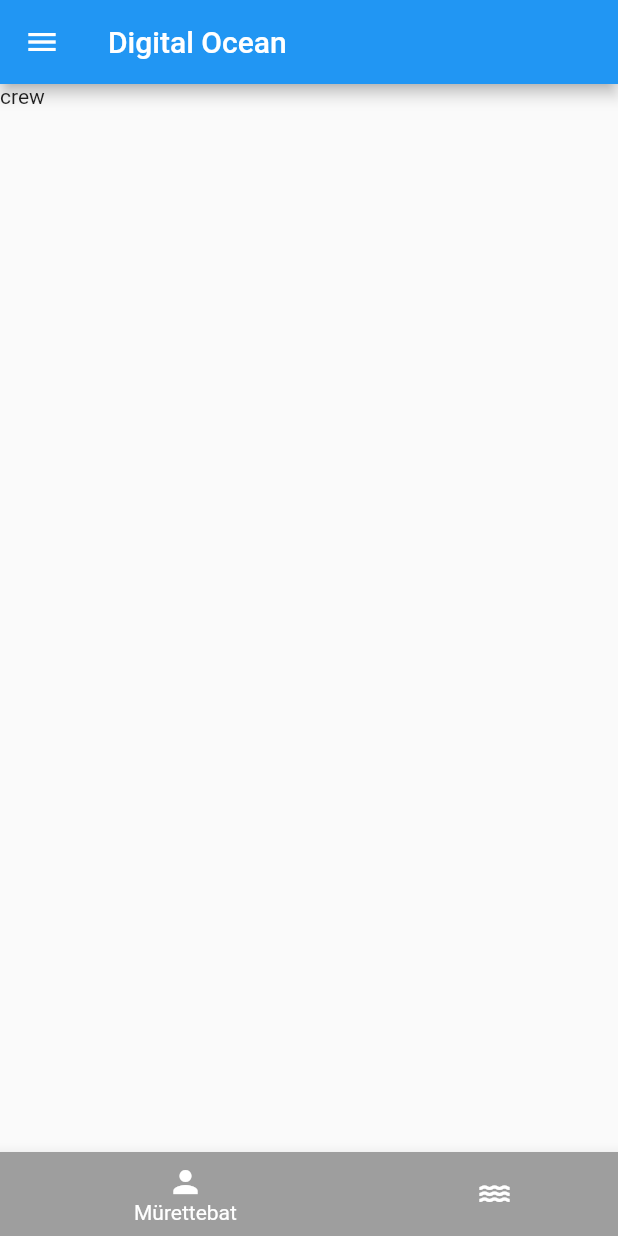
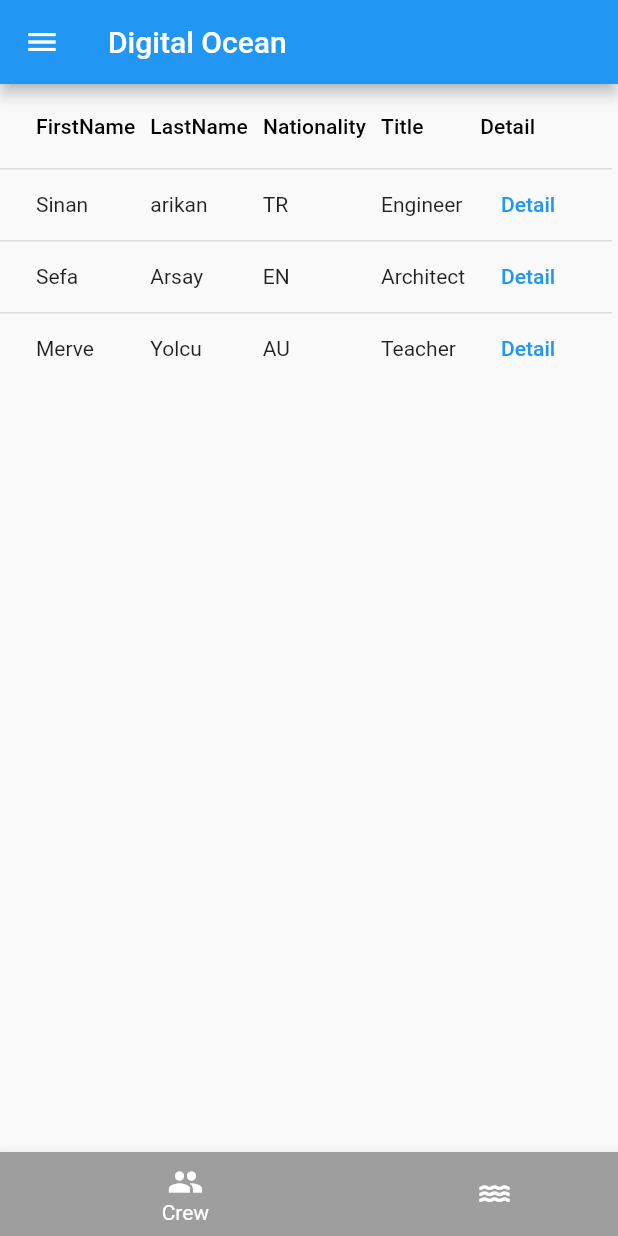
Before and after one commit to msinan058/CrewMarineAPP, a Flutter app: the screen it shows after launch, on a phone screen of 412 x 824 dp. Run offline on Flutter 3.47's test engine with Material 2 defaults, Android fonts, the phone set to English and light mode, and no system bars; our stand-ins replace get, google_maps_flutter.

Commit message:
CrewPage Made

```diff
--- a/lib/Controllers/Languages.dart
+++ b/lib/Controllers/Languages.dart
@@ -6,27 +6,35 @@ class LanguageTokens extends Translations {
   @override
   Map<String, Map<String, String>> get keys => {
         'en': {
-          'firstName': 'First Name',
-          'lastName': 'Last Name',
+          'firstName': 'FirstName',
+          'lastName': 'LastName',
           'title': 'Title',
           'nationality': 'Nationality',
-          'certificates ': 'Certificates',
+          'certificates': 'Certificates',
           'changeLanguage': 'Change Language',
           'vessel': 'Vessel',
           'crew': 'Crew',
           'marine': 'Marine',
+          'detail': 'Detail',
+          'crewdetailPage': 'Crew Detail Page',
+          'certificatename': 'Certificates Name',
+          'certificatedate': 'Certificates Date',
         },
         'tr': {
           'firstName': 'İsim',
           'lastName': 'Soyad',
           'title': 'Ünvan',
           'nationality': 'Milliyet',
-          'certificates ': 'Sertifika',
+          'certificates': 'Sertifikalar',
           'changeLanguage': 'Dil Değiştir',
           'Contracts': 'Sözleşmeler',
           'vessel': 'Gemi',
           'crew': 'Mürettebat',
+          'crewdetailPage': 'Mürettebat Detay Sayfası',
           'marine': 'Deniz',
+          'detail': 'Detay',
+          'certificatename': 'Sertifika İsmi',
+          'certificatedate': 'Sertifika Tarihi',
         },
       };
 }
--- a/lib/Models/fakeData.dart
+++ b/lib/Models/fakeData.dart
@@ -2,41 +2,41 @@
 
 import 'package:flutter_application_1/Models/crewModel.dart';
 
-List<CrewModel> crewModel = <CrewModel>[];
+List<CrewModel> crewList = <CrewModel>[];
 
 class FakeData {
   FakeData() {
-    crewModel.add(CrewModel(
+    crewList.add(CrewModel(
         firstName: "Sinan",
         lastName: "arikan",
         title: "Engineer",
         nationality: "TR",
         certificates: [
-          Certificates("certificateDate", "certificateName"),
-          Certificates("certificateDate", "certificateName"),
-          Certificates("certificateDate", "certificateName")
+          Certificates("01.06.2018", "Sertifika 1"),
+          Certificates("01.02.01.06.2020", "Sertifika 2"),
         ]));
 
-    crewModel.add(CrewModel(
+    crewList.add(CrewModel(
         firstName: "Sefa",
-        lastName: "arikan",
-        title: "Engineer",
-        nationality: "TR",
+        lastName: "Arsay",
+        title: "Architect",
+        nationality: "EN",
         certificates: [
-          Certificates("certificateDate", "certificateName"),
-          Certificates("certificateDate", "certificateName"),
-          Certificates("certificateDate", "certificateName")
+          Certificates("01.06.2018", "Sertifika 1"),
+          Certificates("01.02.01.06.2020", "Sertifika 2"),
+          Certificates("01.06.2018", "Sertifika 3"),
+          Certificates("01.06.2022", "Sertifika 4"),
         ]));
 
-    crewModel.add(CrewModel(
+    crewList.add(CrewModel(
         firstName: "Merve",
-        lastName: "arikan",
-        title: "Engineer",
-        nationality: "TR",
+        lastName: "Yolcu",
+        title: "Teacher",
+        nationality: "AU",
         certificates: [
-          Certificates("certificateDate", "certificateName"),
-          Certificates("certificateDate", "certificateName"),
-          Certificates("certificateDate", "certificateName")
+          Certificates("01.06.2018", "Sertifika 1"),
+          Certificates("01.02.2013", "Sertifika 2"),
+          Certificates("01.06.2020", "Sertifika 3")
         ]));
   }
 }
--- a/lib/Pages/CrewPage.dart
+++ b/lib/Pages/CrewPage.dart
@@ -2,6 +2,8 @@
 
 import 'package:flutter/material.dart';
 import 'package:flutter_application_1/Models/fakeData.dart';
+import 'package:flutter_application_1/Pages/CrewDetailPage.dart';
+import 'package:get/get.dart';
 
 class CrewPage extends StatefulWidget {
   const CrewPage({Key? key}) : super(key: key);
@@ -13,8 +15,48 @@ class CrewPage extends StatefulWidget {
 class _CrewPageState extends State<CrewPage> {
   @override
   Widget build(BuildContext context) {
-    return Container(
-      child: Text("crew"),
-    );
+    return DataTable(
+        columnSpacing: 10,
+        columns: [
+          DataColumn(
+            label: Text("firstName".tr),
+          ),
+          DataColumn(
+            label: Text("lastName".tr),
+          ),
+          DataColumn(
+            label: Text("nationality".tr),
+          ),
+          DataColumn(
+            label: Text("title".tr),
+          ),
+          DataColumn(
+            label: Text("detail".tr),
+          ),
+        ],
+        rows: crewList.map((crew) {
+          return DataRow(cells: [
+            DataCell(
+              Text(crew.firstName!),
+            ),
+            DataCell(
+              Text(crew.lastName!),
+            ),
+            DataCell(
+              Text(crew.nationality!),
+            ),
+            DataCell(
+              Text(crew.title!),
+            ),
+            DataCell(
+              TextButton(
+                child: Text("detail".tr),
+                onPressed: () {
+                  Get.to(const CrewDetailPage());
+                },
+              ),
+            ),
+          ]);
+        }).toList());
   }
 }
--- a/lib/main.dart
+++ b/lib/main.dart
@@ -6,6 +6,7 @@ import 'package:flutter_application_1/Pages/MarinePage.dart';
 import 'package:get/get.dart';
 
 void main() {
+  FakeData();
   runApp(const MyApp());
 }
 
@@ -14,12 +15,11 @@ class MyApp extends StatelessWidget {
 
   @override
   Widget build(BuildContext context) {
-    FakeData();
     return GetMaterialApp(
       title: 'Flutter Demo',
       defaultTransition: Transition.native,
       translations: LanguageTokens(),
-      locale: const Locale('tr'),
+      locale: const Locale('en'),
       theme: ThemeData(
         primarySwatch: Colors.blue,
       ),
@@ -38,7 +38,7 @@ class MyHomePage extends StatefulWidget {
 }
 
 class _MyHomePageState extends State<MyHomePage> {
-  bool switchValue = true;
+  bool switchValue = false;
   int selectedindex = 0;
   List<Widget> tabList = [];
   @override
@@ -101,7 +101,7 @@ class _MyHomePageState extends State<MyHomePage> {
       bottomNavigationBar: BottomNavigationBar(
         items: [
           BottomNavigationBarItem(
-            icon: const Icon(Icons.person),
+            icon: const Icon(Icons.people_sharp),
             label: "crew".tr,
             backgroundColor: Colors.grey,
           ),
```
Also changed, not shown: lib/Pages/CrewDetailPage.dart (added, +104 -0 lines).
